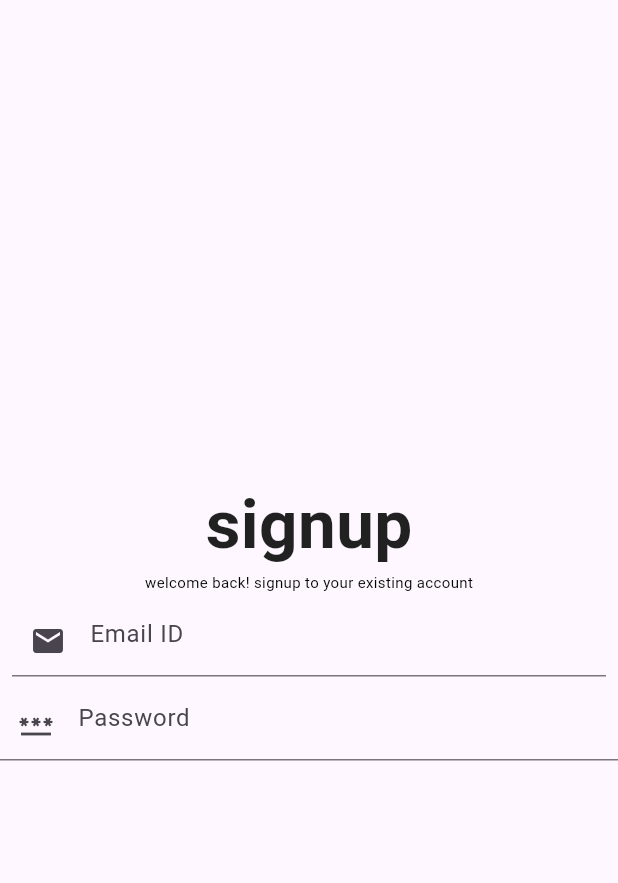
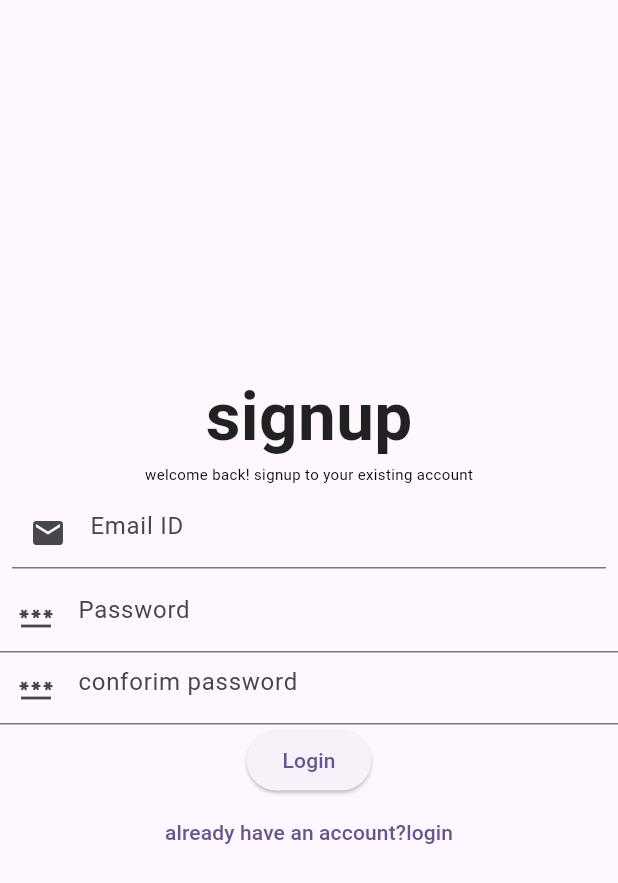
Before and after one commit to mi1dhun/project_application1, a Flutter app: the SignUp screen opened directly, on a phone screen of 412 x 824 dp. Shown: the top 883 px of the screen. Run offline on Flutter 3.47's test engine with Material 2 defaults, Android fonts, the phone set to English and light mode, and no system bars; our stand-ins replace google_fonts.

```diff
--- a/lib/login page.dart
+++ b/lib/login page.dart
@@ -1,4 +1,5 @@
 import 'package:flutter/material.dart';
+import 'package:project_application1/signup.dart';
 
 class Login extends StatelessWidget {
 
@@ -36,7 +37,12 @@ class Login extends StatelessWidget {
              prefixIcon: Icon(Icons.password),
          )
             ),
+        ElevatedButton(onPressed: (){
 
+        }, child: Text("Login")),
+            TextButton(onPressed: (){
+              Navigator.of(context).push(MaterialPageRoute(builder: (context)=>SignUp()));
+            }, child:Text("does'nt have an account? signup"))
           ],
         ),
       ),
--- a/lib/my app.dart
+++ b/lib/my app.dart
@@ -30,6 +30,7 @@ class _RegisterState extends State<Register> {
                  fontWeight: FontWeight.normal,
                  color: Colors.black), ),
            Image.asset("assets/images/logo.jpg"),
+
            Padding(
              padding: const EdgeInsets.all(8.0),
              child: ElevatedButton(onPressed: (){
--- a/lib/signup.dart
+++ b/lib/signup.dart
@@ -34,9 +34,22 @@ class SignUp extends StatelessWidget {
                 decoration: InputDecoration(
                   hintText: "Password" ,
                   prefixIcon: Icon(Icons.password),
+
                 )
+
             ),
+            TextField(
+              decoration:InputDecoration(
+                hintText: "conforim password",
+                prefixIcon: Icon(Icons.password),
+              ) ,
+            ),
+            ElevatedButton(onPressed: (){
 
+            }, child: Text("Login")),
+            TextButton(onPressed: (){
+              Navigator.of(context).push(MaterialPageRoute(builder: (context)=>SignUp()));
+            }, child:Text("already have an account?login"))
           ],
         ),
       ),
```
